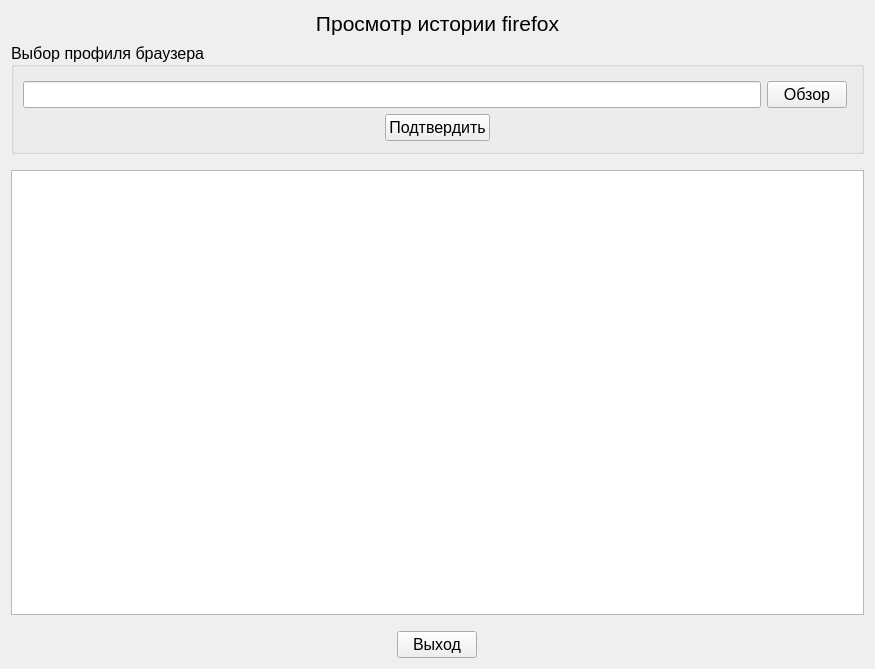
The window that forms/form.ui (Warh40k/browser_history_analyzer) describes before a commit, drawn with Qt 5.
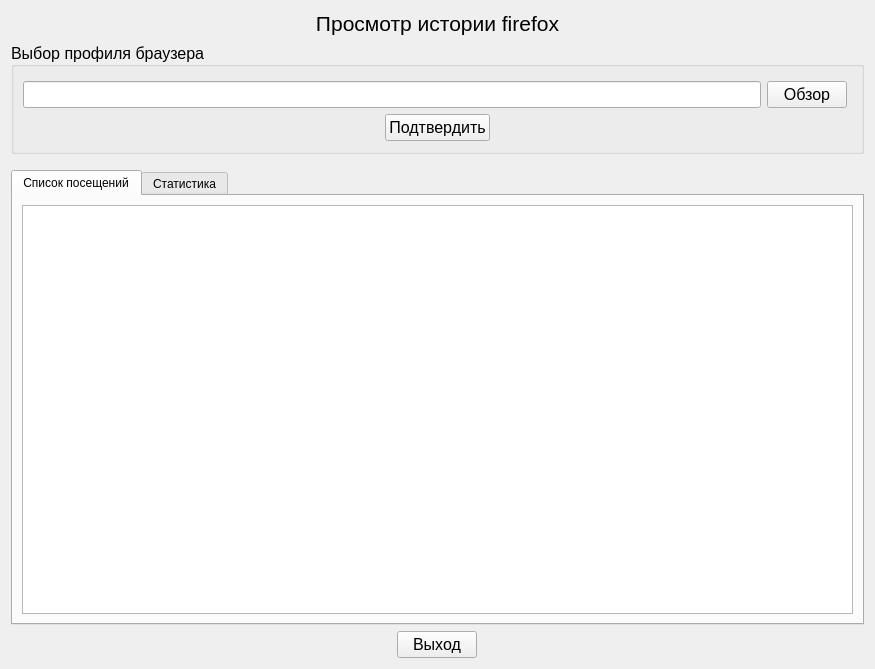
The same window after the commit.

The edit to the form file:
```diff
--- a/forms/form.ui
+++ b/forms/form.ui
@@ -172,7 +172,50 @@
     </spacer>
    </item>
    <item>
+    <widget class="QTabWidget" name="tabWidget">
+     <property name="minimumSize">
+      <size>
+       <width>853</width>
+       <height>450</height>
+      </size>
+     </property>
+     <property name="baseSize">
+      <size>
+       <width>0</width>
+       <height>0</height>
+      </size>
+     </property>
+     <property name="tabPosition">
+      <enum>QTabWidget::North</enum>
+     </property>
+     <property name="tabShape">
+      <enum>QTabWidget::Rounded</enum>
+     </property>
+     <property name="currentIndex">
+      <number>0</number>
+     </property>
+     <widget class="QWidget" name="tab">
+      <attribute name="title">
+       <string>Список посещений</string>
+      </attribute>
+      <layout class="QVBoxLayout" name="verticalLayout_2">
+       <item>
     <widget class="QTableWidget" name="tableWidget">
+         <property name="sizePolicy">
+          <sizepolicy hsizetype="Expanding" vsizetype="Expanding">
+           <horstretch>0</horstretch>
+           <verstretch>0</verstretch>
+          </sizepolicy>
+         </property>
+         <property name="maximumSize">
+          <size>
+           <width>16777215</width>
+           <height>16777215</height>
+          </size>
+         </property>
+         <property name="sizeAdjustPolicy">
+          <enum>QAbstractScrollArea::AdjustToContents</enum>
+         </property>
      <property name="gridStyle">
       <enum>Qt::SolidLine</enum>
      </property>
@@ -188,23 +231,19 @@
      <attribute name="horizontalHeaderDefaultSectionSize">
       <number>100</number>
      </attribute>
-    </widget>
-   </item>
-   <item>
-    <spacer name="verticalSpacer">
-     <property name="orientation">
-      <enum>Qt::Vertical</enum>
-     </property>
-     <property name="sizeType">
-      <enum>QSizePolicy::Fixed</enum>
-     </property>
-     <property name="sizeHint" stdset="0">
-      <size>
-       <width>100</width>
-       <height>10</height>
-      </size>
-     </property>
-    </spacer>
+         <attribute name="horizontalHeaderStretchLastSection">
+          <bool>true</bool>
+         </attribute>
+        </widget>
+       </item>
+      </layout>
+     </widget>
+     <widget class="QWidget" name="tab_2">
+      <attribute name="title">
+       <string>Статистика</string>
+      </attribute>
+     </widget>
+    </widget>
    </item>
    <item alignment="Qt::AlignHCenter">
     <widget class="QPushButton" name="exit_button">
```
Left out of the diff: 18 changed lines with no effect on the pictures. Lines whose indentation alone changed are shown as unchanged.
